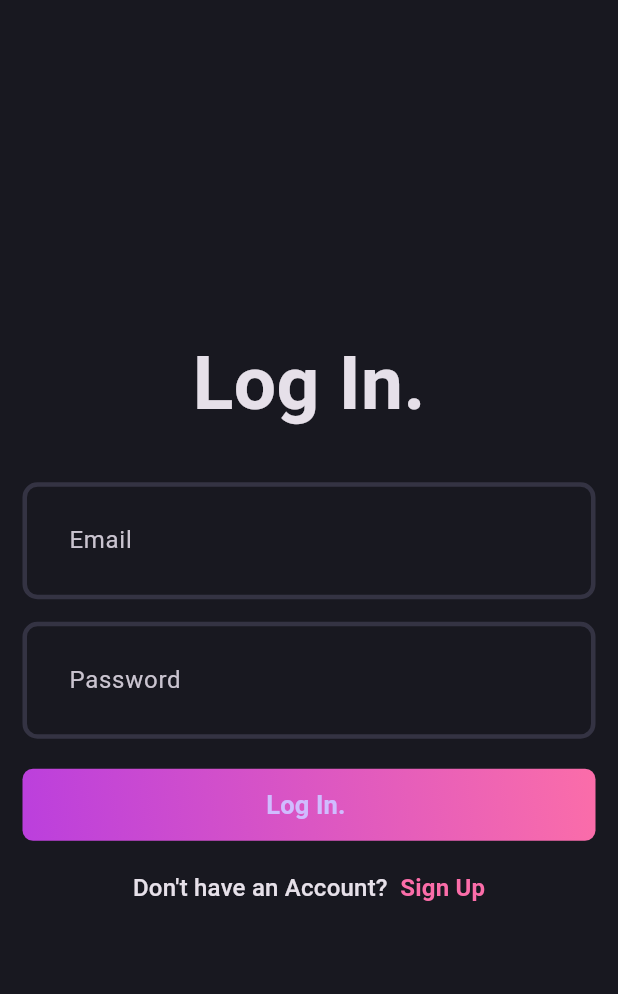
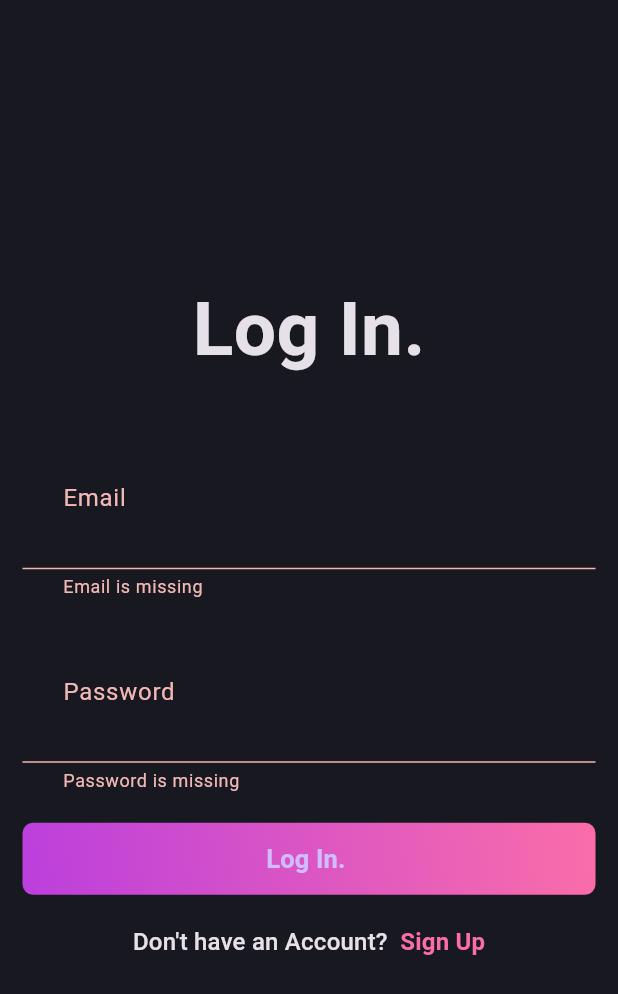
Before and after one commit to AnshChugh/blog_flutter, a Flutter app: the screen it shows after launch, after a tap on "Log In.", on a phone screen of 412 x 824 dp. Shown: the top 994 px of the screen. Run offline on Flutter 3.47's test engine with Material 3 defaults, Android fonts, the phone set to English and light mode, and no system bars; our stand-ins replace cloud_firestore, firebase_auth, firebase_core, flutter_bloc, fpdart, get_it; accounts and stored records are empty; generated files the repository leaves out were written again.

Commit message:
implement login with some refractoring and loader and snackbar

```diff
--- /dev/null
+++ b/lib/features/auth/domain/usecases/user_log_in.dart
@@ -0,0 +1,22 @@
+import 'package:blog_flutter/core/error/failures.dart';
+import 'package:blog_flutter/core/usecase/usecase.dart';
+import 'package:blog_flutter/features/auth/domain/entities/user.dart';
+import 'package:blog_flutter/features/auth/domain/repository/auth_repository.dart';
+import 'package:fpdart/src/either.dart';
+
+class UserLoginParams {
+  final String email;
+  final String password;
+
+  UserLoginParams({required this.email, required this.password});
+}
+
+class UserLogin implements UseCase<User, UserLoginParams> {
+  final AuthRepository authRepository;
+  const UserLogin(this.authRepository);
+  @override
+  Future<Either<Failure, User>> call(UserLoginParams params) async {
+    return await authRepository.logInWithEmailPassword(
+        email: params.email, password: params.password);
+  }
+}
--- a/lib/features/auth/presentation/bloc/auth_bloc.dart
+++ b/lib/features/auth/presentation/bloc/auth_bloc.dart
@@ -1,4 +1,5 @@
 import 'package:blog_flutter/features/auth/domain/entities/user.dart';
+import 'package:blog_flutter/features/auth/domain/usecases/user_log_in.dart';
 import 'package:blog_flutter/features/auth/domain/usecases/user_sign_up.dart';
 import 'package:flutter/material.dart';
 import 'package:flutter_bloc/flutter_bloc.dart';
@@ -8,19 +9,31 @@ part 'auth_state.dart';
 
 class AuthBloc extends Bloc<AuthEvent, AuthState> {
   final UserSignUp _userSignUp;
-  AuthBloc({required UserSignUp userSignUp})
+  final UserLogin _userLogIn;
+  AuthBloc({required UserSignUp userSignUp, required UserLogin userLogin})
       : _userSignUp = userSignUp,
+        _userLogIn = userLogin,
         super(AuthInitial()) {
-    on<AuthSignUp>(
-      (event, emit) async {
-        final response = await _userSignUp(UserSignUpParams(
-            email: event.email, name: event.name, password: event.password));
+    on<AuthSignUp>(_onAuthSignUp);
 
-        response.fold(
-          (l) => emit(AuthFailure(message:l.message)),
-          (user) => emit(AuthSucess(user: user )));
+    on<AuthLogin>(_onAuthLogin);
+  }
 
-      },
-    );
+  void _onAuthSignUp(AuthSignUp event, Emitter<AuthState> emit) async {
+    emit(AuthLoading());
+    final response = await _userSignUp(UserSignUpParams(
+        email: event.email, name: event.name, password: event.password));
+
+    response.fold((l) => emit(AuthFailure(message: l.message)),
+        (user) => emit(AuthSucess(user: user)));
+  }
+
+  void _onAuthLogin(AuthLogin event, Emitter<AuthState> emit) async {
+    emit(AuthLoading());
+    final response = await _userLogIn(
+        UserLoginParams(email: event.email, password: event.password));
+
+    response.fold((l) => emit(AuthFailure(message: l.message)),
+        (user) => emit(AuthSucess(user: user)));
   }
 }
--- a/lib/features/auth/presentation/bloc/auth_event.dart
+++ b/lib/features/auth/presentation/bloc/auth_event.dart
@@ -10,3 +10,9 @@ final class AuthSignUp extends AuthEvent {
 
   AuthSignUp({required this.name, required this.email, required this.password});
 }
+
+final class AuthLogin extends AuthEvent {
+  final String email;
+  final String password;
+  AuthLogin({required this.email, required this.password});
+}
--- a/lib/features/auth/presentation/pages/login_page.dart
+++ b/lib/features/auth/presentation/pages/login_page.dart
@@ -1,8 +1,12 @@
+import 'package:blog_flutter/core/common/widgets/Loader.dart';
 import 'package:blog_flutter/core/theme/app_pellete.dart';
+import 'package:blog_flutter/core/utils/show_snackbar.dart';
+import 'package:blog_flutter/features/auth/presentation/bloc/auth_bloc.dart';
 import 'package:blog_flutter/features/auth/presentation/pages/signup_page.dart';
 import 'package:blog_flutter/features/auth/presentation/widgets/auth_field.dart';
 import 'package:blog_flutter/features/auth/presentation/widgets/auth_gradient_button.dart';
 import 'package:flutter/material.dart';
+import 'package:flutter_bloc/flutter_bloc.dart';
 
 class LoginPage extends StatefulWidget {
   static route() => MaterialPageRoute(
@@ -31,7 +35,17 @@ class _LoginPageState extends State<LoginPage> {
     return Scaffold(
       body: Padding(
         padding: const EdgeInsets.all(15.0),
-        child: Form(
+        child: BlocConsumer<AuthBloc, AuthState>(
+          listener: (context, state) {
+            if (state is AuthFailure) {
+              showSnackBar(context, state.message);
+            }
+          },
+          builder: (context, state) {
+            if (state is AuthLoading) {
+              return const Loader();
+            }
+            return Form(
               key: formKey,
               child: Column(
                 mainAxisAlignment: MainAxisAlignment.center,
@@ -60,7 +74,13 @@ class _LoginPageState extends State<LoginPage> {
                   ),
                   AuthGradientButton(
                     buttonText: 'Log In. ',
-                onPressed: () {},
+                    onPressed: () {
+                      if (formKey.currentState!.validate()) {
+                        context.read<AuthBloc>().add(AuthLogin(
+                            email: emailController.text.trim(),
+                            password: passwordController.text.trim()));
+                      }
+                    },
                   ),
                   const SizedBox(
                     height: 20,
@@ -86,6 +106,8 @@ class _LoginPageState extends State<LoginPage> {
                   ),
                 ],
               ),
+            );
+          },
         ),
       ),
     );
--- a/lib/init_dependencies.dart
+++ b/lib/init_dependencies.dart
@@ -1,6 +1,7 @@
 import 'package:blog_flutter/features/auth/data/datasources/auth_remote_data_source.dart';
 import 'package:blog_flutter/features/auth/data/repositories/auth_repository_impl.dart';
 import 'package:blog_flutter/features/auth/domain/repository/auth_repository.dart';
+import 'package:blog_flutter/features/auth/domain/usecases/user_log_in.dart';
 import 'package:blog_flutter/features/auth/domain/usecases/user_sign_up.dart';
 import 'package:blog_flutter/features/auth/presentation/bloc/auth_bloc.dart';
 import 'package:blog_flutter/firebase_options.dart';
@@ -19,14 +20,16 @@ Future<void> initDependencies() async {
 }
 
 void _initAuth() {
-  serviceLocator.registerFactory<AuthRemoteDataSource>(
-      () => FirebaseRemoteDataSourceImpl(serviceLocator<FirebaseAuth>(), serviceLocator<FirebaseFirestore>()));
+  serviceLocator.registerFactory<AuthRemoteDataSource>(() =>
+      FirebaseRemoteDataSourceImpl(
+          serviceLocator<FirebaseAuth>(), serviceLocator<FirebaseFirestore>()));
 
   serviceLocator.registerFactory<AuthRepository>(
       () => AuthRepositoryImpl(serviceLocator()));
 
   serviceLocator.registerFactory(() => UserSignUp(serviceLocator()));
+  serviceLocator.registerFactory(() => UserLogin(serviceLocator()));
 
-  serviceLocator
-      .registerLazySingleton(() => AuthBloc(userSignUp: serviceLocator()));
+  serviceLocator.registerLazySingleton(() =>
+      AuthBloc(userSignUp: serviceLocator(), userLogin: serviceLocator()));
 }
```
Also changed, not shown: lib/core/common/widgets/loader.dart (added, +12 -0 lines), lib/core/utils/show_snackbar.dart (added, +7 -0 lines), lib/features/auth/data/datasources/auth_remote_data_source.dart (+12 -3 lines), lib/features/auth/data/repositories/auth_repository_impl.dart (+13 -6 lines), lib/features/auth/presentation/pages/signup_page.dart (+16 -1 lines). Lines whose indentation alone changed are shown as unchanged.
